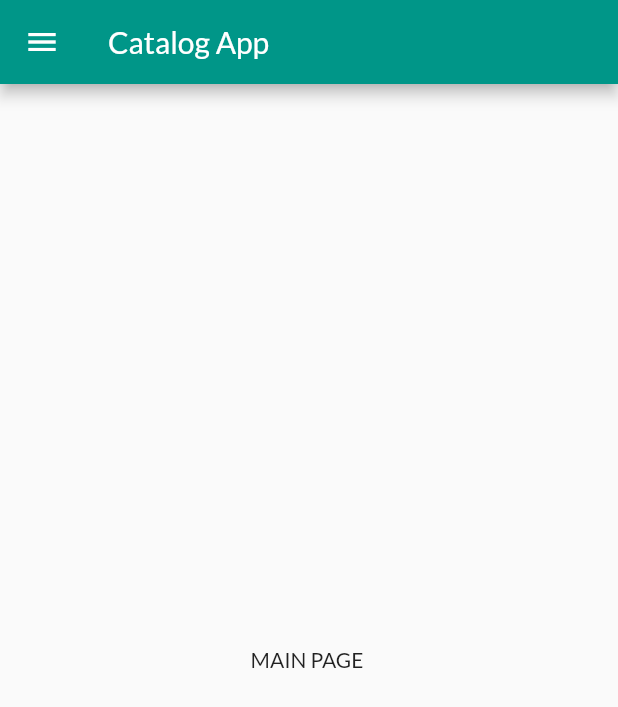
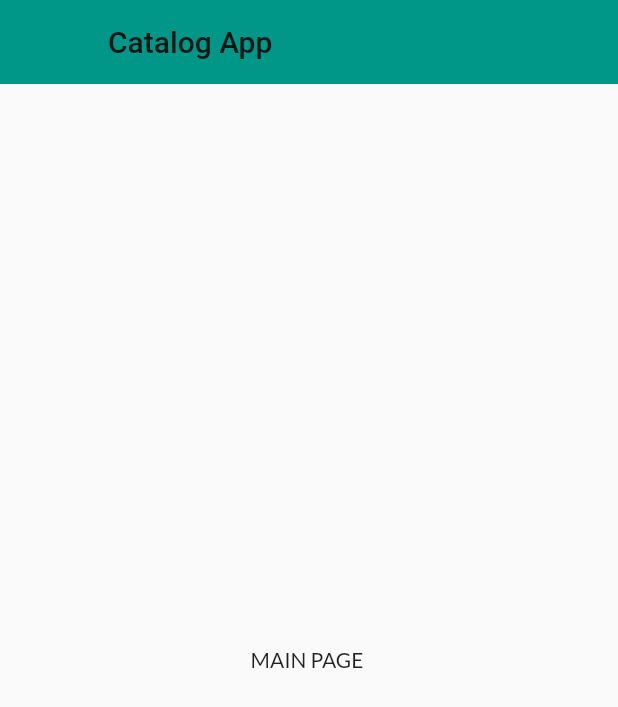
Before and after one commit to Rishabh767/30Daysofflutter, a Flutter app: the screen it shows after launch, on a phone screen of 412 x 824 dp. Shown: the top 707 px of the screen. Run offline on Flutter 3.47's test engine with Material 2 defaults, Android fonts, the phone set to English and light mode, and no system bars; our stand-ins replace google_fonts.

Commit message:
Themes Extracted

```diff
--- a/lib/main.dart
+++ b/lib/main.dart
@@ -2,6 +2,7 @@ import 'package:flutter/material.dart';
 import 'package:flutter_application_1/pages/home_page.dart';
 import 'package:flutter_application_1/pages/login_page.dart';
 import 'package:flutter_application_1/utils/routes.dart';
+import 'package:flutter_application_1/widgets/themes.dart';
 import 'package:google_fonts/google_fonts.dart';
 
 void main() {
@@ -15,13 +16,8 @@ class MyApp extends StatelessWidget {
   Widget build(BuildContext context) {
     return MaterialApp(
       themeMode: ThemeMode.light,
-      theme: ThemeData(
-        primarySwatch: Colors.teal,
-        fontFamily: GoogleFonts.lato().fontFamily,
-      ),
-      darkTheme: ThemeData(
-        brightness: Brightness.dark,
-      ),
+      theme: MyTheme.LightTheme(context),
+      darkTheme: MyTheme.DarkTheme(context),
       debugShowCheckedModeBanner: false,
       initialRoute: MyRoutes.homeRoute, // this route will always launch first
       routes: {
--- /dev/null
+++ b/lib/widgets/themes.dart
@@ -0,0 +1,17 @@
+import 'package:flutter/material.dart';
+import 'package:google_fonts/google_fonts.dart';
+
+class MyTheme {
+  static ThemeData LightTheme(BuildContext context) => ThemeData(
+      primarySwatch: Colors.teal,
+      fontFamily: GoogleFonts.lato().fontFamily,
+      appBarTheme: AppBarTheme(
+        color: Colors.teal,
+        elevation: 0.0,
+        iconTheme: IconThemeData(color: Colors.teal),
+        textTheme: Theme.of(context).textTheme,
+      ));
+  static ThemeData DarkTheme(BuildContext context) => ThemeData(
+        brightness: Brightness.dark,
+      );
+}
```
